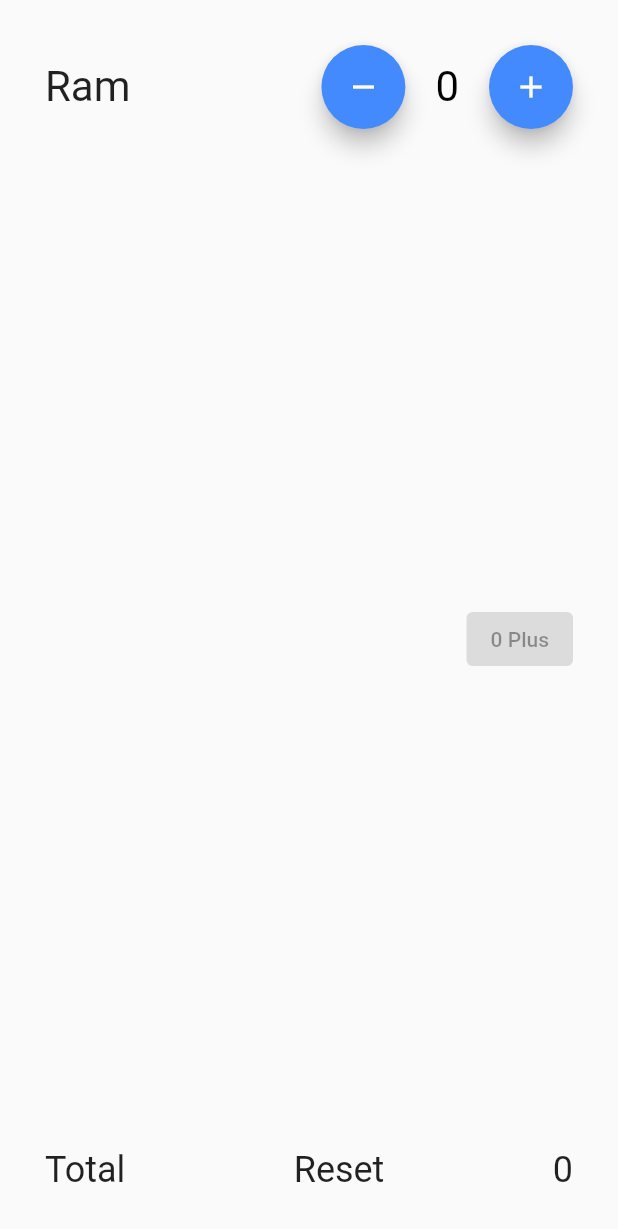
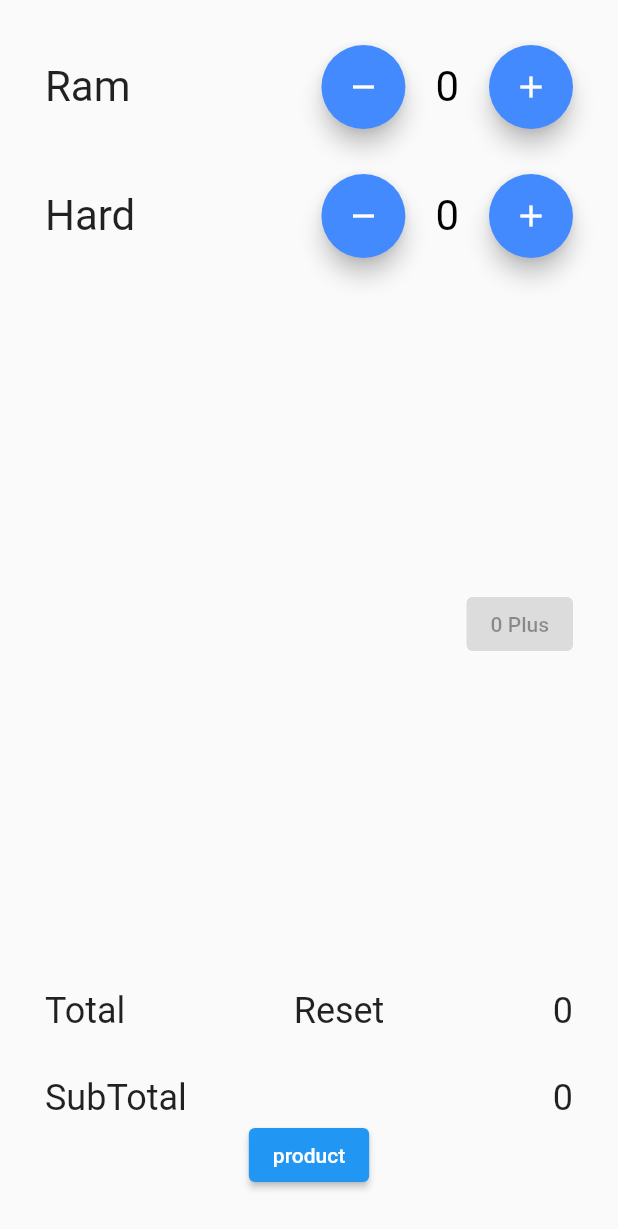
Before and after one commit to haseebzahid1/providerbasic, a Flutter app: the screen it shows after launch, on a phone screen of 412 x 824 dp. Shown: the top 1229 px of the screen. Run offline on Flutter 3.47's test engine with Material 2 defaults, Android fonts, the phone set to English and light mode, and no system bars.

```diff
--- /dev/null
+++ b/lib/modal/product.dart
@@ -0,0 +1,34 @@
+
+
+class Product{
+  final String title;
+  final String iamge;
+
+  Product({
+    required this.title,
+    required this.iamge,
+  });
+}
+
+
+List<Product> productList = [
+  Product(
+    title: "Flash Deal",
+    iamge: "assets/images/Image Banner 2.png",
+  ),Product(
+    title: "Bill",
+    iamge: "assets/images/Image Banner 3.png",
+  ),Product(
+    title: "Game",
+    iamge: "assets/images/ladies_bags.jpg",
+  ),Product(
+    title: "Daily Gift",
+    iamge: "assets/images/boy_showes.jpg",
+  ),Product(
+    title: "More",
+    iamge: "assets/images/ladies_ring.jpg",
+  ),Product(
+    title: "More",
+    iamge: "assets/images/ladies_ring2.jpg",
+  ),
+];
--- a/lib/provider/home_provider.dart
+++ b/lib/provider/home_provider.dart
@@ -4,7 +4,8 @@ class HomePageProvider extends ChangeNotifier{
 
   int counter =0;
   int totalClick=0;
-
+  int total = 0;
+  int subcounter =0;
 
   void counterReset(){
       counter = 0;
@@ -16,11 +17,31 @@ class HomePageProvider extends ChangeNotifier{
       totalClick++;
       counter++;
       notifyListeners();
+      subTotal();
   }
   void decrement (){
       totalClick++;
       counter--;
+      subTotal();
       notifyListeners();
   }
 
+  void subTotal(){
+   total= counter + subcounter;
+    notifyListeners();
+  }
+
+  void subincrement(){
+    subcounter++;
+    totalClick++;
+    notifyListeners();
+    subTotal();
+  }
+
+  void subdecrement(){
+    subcounter--;
+    totalClick++;
+    subTotal();
+    notifyListeners();
+  }
 }
--- a/lib/screen/homepage.dart
+++ b/lib/screen/homepage.dart
@@ -1,6 +1,7 @@
 import 'package:flutter/material.dart';
 import 'package:provider/provider.dart';
 import 'package:providerbasis/provider/home_provider.dart';
+import 'package:providerbasis/screen/product/product_mainscreen.dart';
 import '../style/constent.dart';
 import '../widget/rounded_icon_button.dart';
 
@@ -23,6 +24,8 @@ class _HomePageState extends State<HomePage> {
           width: double.infinity,
           child: Column(
             mainAxisAlignment: MainAxisAlignment.spaceBetween,
+            children: [
+              Column(
                 children: [
                   Row(
                     mainAxisAlignment: MainAxisAlignment.spaceBetween,
@@ -47,6 +50,32 @@ class _HomePageState extends State<HomePage> {
 
                     ],
                   ),
+                  SizedBox(height: 30,),
+                  Row(
+                    mainAxisAlignment: MainAxisAlignment.spaceBetween,
+                    children: [
+                      Text("Hard",style: TextStyle(fontSize: 28),),
+                      Row(
+                        children: [
+                          RoundIconButton(icon: Icons.remove, onPress: provider.subdecrement,
+                            btnTextColor: Colors.white,btnColor: Colors.blueAccent,
+                          ),
+                          Padding(
+                            padding:  EdgeInsets.symmetric(horizontal: 20),
+                            child: Text(provider.subcounter.toString(),
+                              style: TextStyle(color:
+                              provider.subcounter==0?Colors.black:provider.subcounter>0?Colors.green:Colors.red,
+                                  fontSize: 28),),
+                          ),
+                          RoundIconButton(icon:Icons.add, onPress:provider.subincrement,
+                            btnTextColor: Colors.white,btnColor: Colors.blueAccent,),
+                        ],
+                      ),
+
+                    ],
+                  ),
+                ],
+              ),
               Row(
                 mainAxisAlignment: MainAxisAlignment.spaceBetween,
                 children: [
@@ -63,6 +92,8 @@ class _HomePageState extends State<HomePage> {
                       child: Text("0 Plus"))
                 ],
               ),
+              Column(
+                children: [
                   Row(
                     mainAxisAlignment: MainAxisAlignment.spaceBetween,
                     children: [
@@ -77,6 +108,28 @@ class _HomePageState extends State<HomePage> {
                       ),
                     ],
                   ),
+                  SizedBox(height: 30,),
+                  Row(
+                    mainAxisAlignment: MainAxisAlignment.spaceBetween,
+                    children: [
+                      Text("SubTotal",style: kTextStyle),
+                      // GestureDetector(
+                      //   onTap: (){},
+                      //   // onTap: counter < 0 ? null : counterReset,
+                      //   child: Text("Reset",style: kTextStyle),
+                      // ),
+                      Text("${provider.counter+provider.subcounter}", style: kTextStyle,
+                      ),
+                    ],
+                  ),
+                  ElevatedButton(
+                      onPressed: (){
+                        Navigator.of(context).push(MaterialPageRoute(builder: (context)=>ProductMainScreen()));
+                      },
+                      child: Text("product"),
+                  )
+                ],
+              )
             ],
           ),
         ),
--- a/pubspec.yaml
+++ b/pubspec.yaml
@@ -59,8 +59,8 @@ flutter:
   uses-material-design: true
 
   # To add assets to your application, add an assets section, like this:
-  # assets:
-  #   - images/a_dot_burr.jpeg
+  assets:
+    - assets/images/
   #   - images/a_dot_ham.jpeg
 
   # An image asset can refer to one or more resolution-specific "variants", see
```
Also changed, not shown: lib/screen/product/components/product_body.dart (added, +84 -0 lines), lib/screen/product/product_mainscreen.dart (added, +27 -0 lines), assets/images/Image Banner 2.png (added), assets/images/Image Banner 3.png (added), assets/images/boy_showes.jpg (added), assets/images/ladies_bags.jpg (added), assets/images/ladies_ring.jpg (added), assets/images/ladies_ring2.jpg (added), assets/images/ladies_showes.jpg (added). Lines whose indentation alone changed are shown as unchanged.
